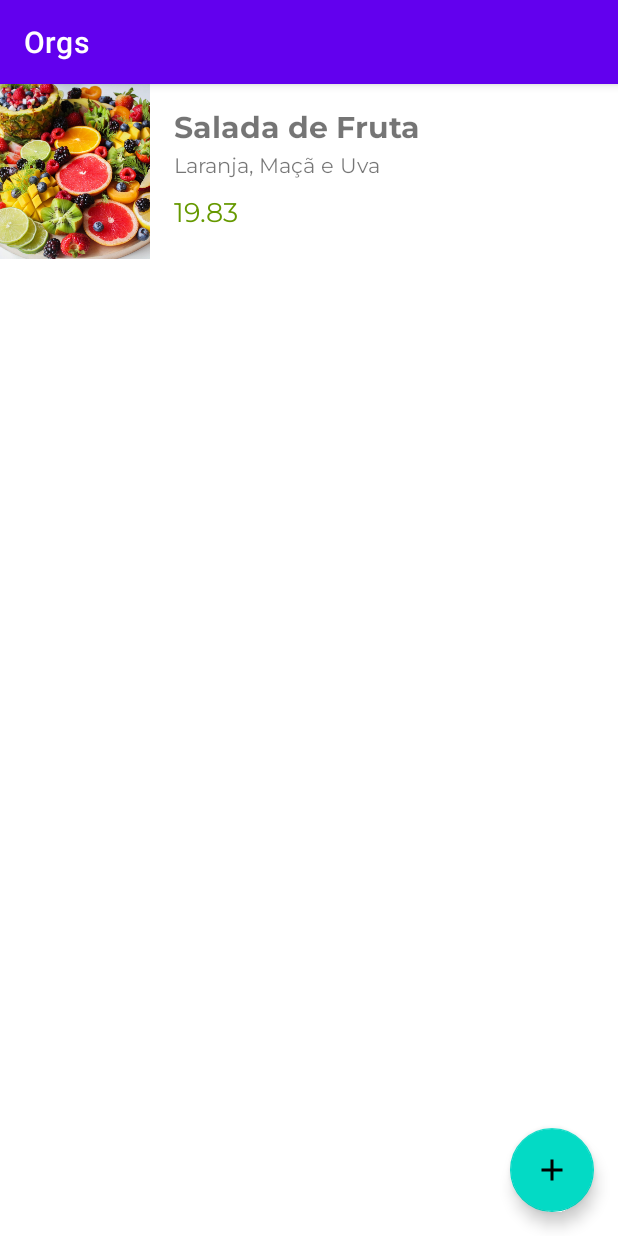
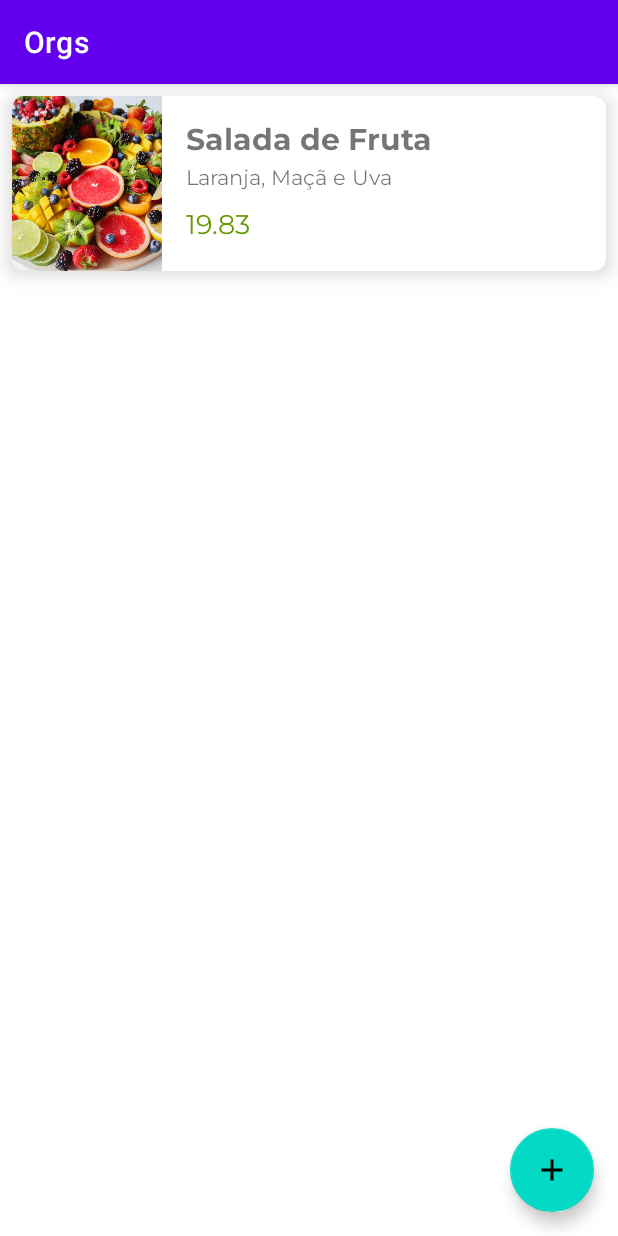
Before and after one commit to MouraRafael/alura-android-kotlin-Orgs, an Android app: the screen it shows after launch (ListaProdutosActivity), on a phone screen of 412 x 824 dp. Run offline under Robolectric (Android 15) with nearby library versions, the phone set to English and light mode, and no system bars.

Commit message:
02-03 Faça como eu fiz: Personalizando produto com Card

```diff
--- a/app/src/main/res/layout/produto_item.xml
+++ b/app/src/main/res/layout/produto_item.xml
@@ -1,9 +1,20 @@
 <?xml version="1.0" encoding="utf-8"?>
-<androidx.constraintlayout.widget.ConstraintLayout xmlns:android="http://schemas.android.com/apk/res/android"
+<com.google.android.material.card.MaterialCardView
+    xmlns:android="http://schemas.android.com/apk/res/android"
     xmlns:app="http://schemas.android.com/apk/res-auto"
     xmlns:tools="http://schemas.android.com/tools"
     android:layout_width="match_parent"
-    android:layout_height="wrap_content">
+    android:layout_height="wrap_content"
+    app:cardCornerRadius="8dp"
+    android:layout_margin="8dp"
+    app:cardElevation="8dp"
+    >
+
+<androidx.constraintlayout.widget.ConstraintLayout
+    android:layout_width="match_parent"
+    android:layout_height="wrap_content"
+
+    >
 
     <TextView
         android:id="@+id/produto_item_nome"
@@ -82,3 +93,5 @@
         />
 
 </androidx.constraintlayout.widget.ConstraintLayout>
+
+</com.google.android.material.card.MaterialCardView>
```
Also changed, not shown: app/src/main/res/drawable/plano_de_fundo_produto.xml (added, +10 -0 lines).
